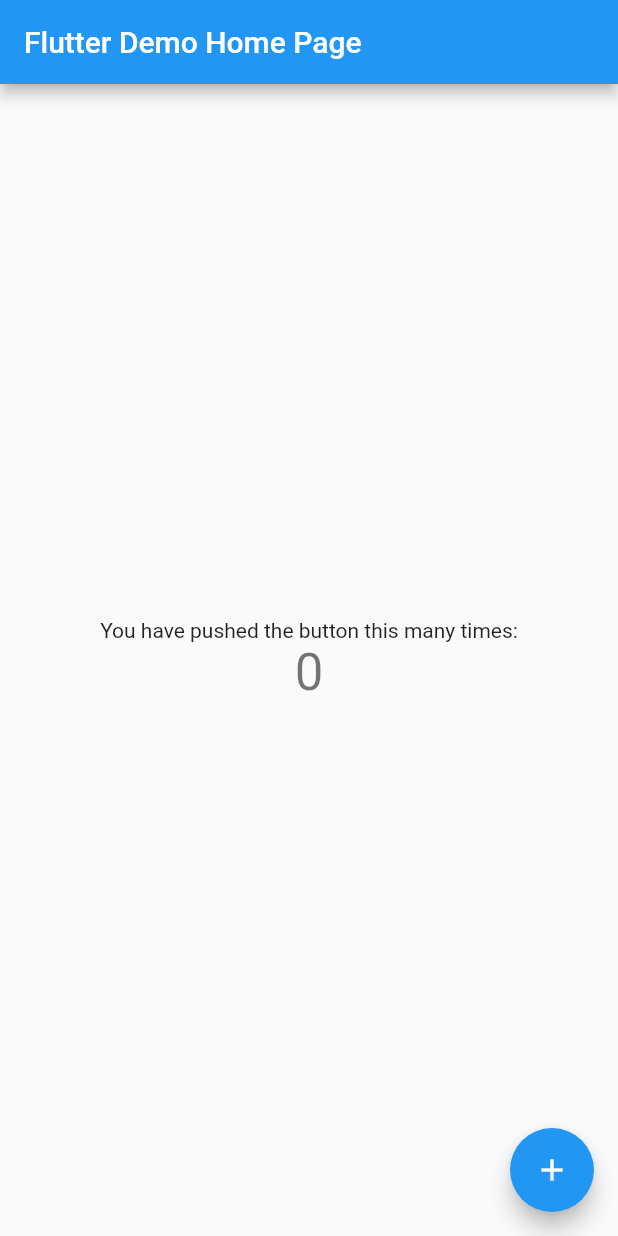
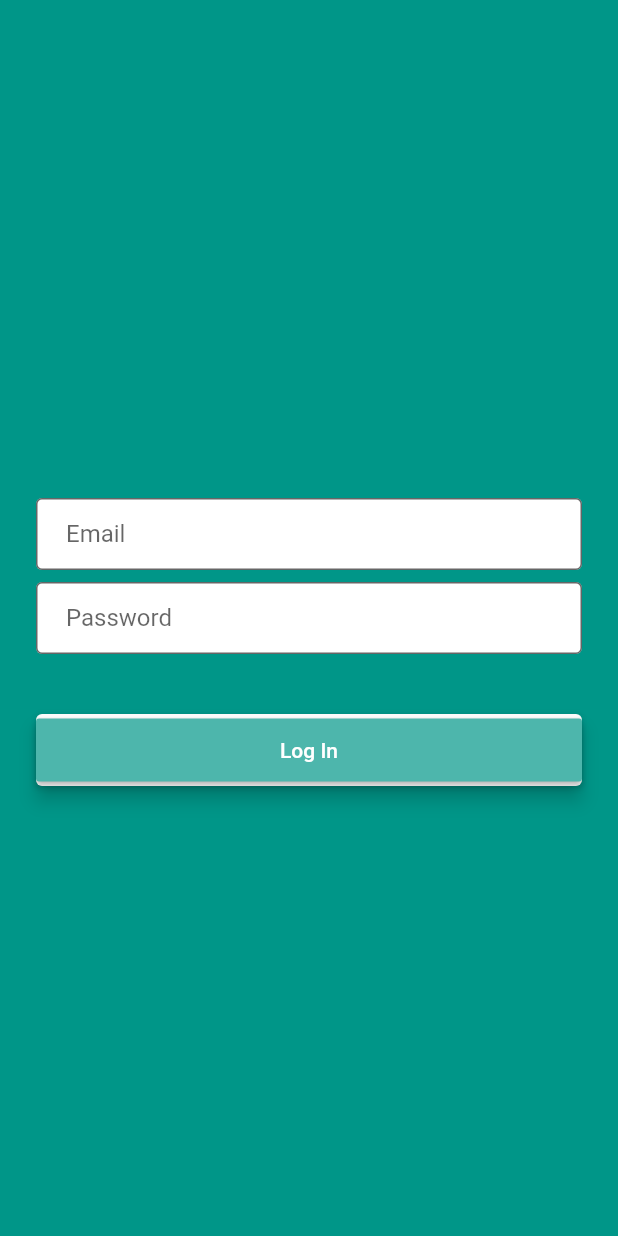
Before and after one commit to rajadain/mmw-flutter, a Flutter app: the screen it shows after launch, on a phone screen of 412 x 824 dp. Run offline on Flutter 3.47's test engine with Material 2 defaults, Android fonts, the phone set to English and light mode, and no system bars.

Commit message:
Add basic login page
With email, password text fields, and a log in button.
Ideas taken from https://github.com/putraxor/flutter-login-ui

Closes #1

```diff
--- /dev/null
+++ b/lib/login_page.dart
@@ -0,0 +1,67 @@
+import 'package:flutter/material.dart';
+
+class LoginPage extends StatelessWidget {
+  @override
+  Widget build(BuildContext context) {
+    final email = TextFormField(
+      keyboardType: TextInputType.emailAddress,
+      autofocus: false,
+      decoration: InputDecoration(
+        filled: true,
+        fillColor: Colors.white,
+        hintText: 'Email',
+        contentPadding: EdgeInsets.symmetric(vertical: 10.0, horizontal: 20.0),
+        border: OutlineInputBorder(),
+      ),
+    );
+
+    final password = TextFormField(
+      autofocus: false,
+      obscureText: true,
+      decoration: InputDecoration(
+        filled: true,
+        fillColor: Colors.white,
+        hintText: 'Password',
+        contentPadding: EdgeInsets.symmetric(vertical: 10.0, horizontal: 20.0),
+        border: OutlineInputBorder(),
+      ),
+    );
+
+    final loginButton = Padding(
+      padding: EdgeInsets.symmetric(vertical: 16.0),
+      child: Material(
+        borderRadius: BorderRadius.circular(4.0),
+        shadowColor: Colors.teal.shade500,
+        elevation: 5.0,
+        child: MaterialButton(
+          minWidth: 200.0,
+          height: 42.0,
+          onPressed: () {},
+          color: Colors.teal.shade300,
+          child: Text(
+            'Log In',
+            style: TextStyle(color: Colors.white),
+          ),
+        ),
+      ),
+    );
+
+    return Scaffold(
+      backgroundColor: Colors.teal,
+      body: Center(
+        child: ListView(
+          shrinkWrap: true,
+          padding: EdgeInsets.only(left: 24.0, right: 24.0),
+          children: <Widget>[
+            SizedBox(height: 48.0),
+            email,
+            SizedBox(height: 8.0),
+            password,
+            SizedBox(height: 24.0),
+            loginButton,
+          ],
+        ),
+      ),
+    );
+  }
+}
--- a/lib/main.dart
+++ b/lib/main.dart
@@ -1,109 +1,18 @@
 import 'package:flutter/material.dart';
+
+import 'login_page.dart';
 
 void main() => runApp(new MyApp());
 
 class MyApp extends StatelessWidget {
-  // This widget is the root of your application.
   @override
   Widget build(BuildContext context) {
     return new MaterialApp(
-      title: 'Flutter Demo',
+      title: 'MMW Flutter',
       theme: new ThemeData(
-        // This is the theme of your application.
-        //
-        // Try running your application with "flutter run". You'll see the
-        // application has a blue toolbar. Then, without quitting the app, try
-        // changing the primarySwatch below to Colors.green and then invoke
-        // "hot reload" (press "r" in the console where you ran "flutter run",
-        // or press Run > Flutter Hot Reload in IntelliJ). Notice that the
-        // counter didn't reset back to zero; the application is not restarted.
-        primarySwatch: Colors.blue,
+        primarySwatch: Colors.teal,
       ),
-      home: new MyHomePage(title: 'Flutter Demo Home Page'),
+      home: LoginPage(),
     );
   }
 }
-
-class MyHomePage extends StatefulWidget {
-  MyHomePage({Key key, this.title}) : super(key: key);
-
-  // This widget is the home page of your application. It is stateful, meaning
-  // that it has a State object (defined below) that contains fields that affect
-  // how it looks.
-
-  // This class is the configuration for the state. It holds the values (in this
-  // case the title) provided by the parent (in this case the App widget) and
-  // used by the build method of the State. Fields in a Widget subclass are
-  // always marked "final".
-
-  final String title;
-
-  @override
-  _MyHomePageState createState() => new _MyHomePageState();
-}
-
-class _MyHomePageState extends State<MyHomePage> {
-  int _counter = 0;
-
-  void _incrementCounter() {
-    setState(() {
-      // This call to setState tells the Flutter framework that something has
-      // changed in this State, which causes it to rerun the build method below
-      // so that the display can reflect the updated values. If we changed
-      // _counter without calling setState(), then the build method would not be
-      // called again, and so nothing would appear to happen.
-      _counter++;
-    });
-  }
-
-  @override
-  Widget build(BuildContext context) {
-    // This method is rerun every time setState is called, for instance as done
-    // by the _incrementCounter method above.
-    //
-    // The Flutter framework has been optimized to make rerunning build methods
-    // fast, so that you can just rebuild anything that needs updating rather
-    // than having to individually change instances of widgets.
-    return new Scaffold(
-      appBar: new AppBar(
-        // Here we take the value from the MyHomePage object that was created by
-        // the App.build method, and use it to set our appbar title.
-        title: new Text(widget.title),
-      ),
-      body: new Center(
-        // Center is a layout widget. It takes a single child and positions it
-        // in the middle of the parent.
-        child: new Column(
-          // Column is also layout widget. It takes a list of children and
-          // arranges them vertically. By default, it sizes itself to fit its
-          // children horizontally, and tries to be as tall as its parent.
-          //
-          // Invoke "debug paint" (press "p" in the console where you ran
-          // "flutter run", or select "Toggle Debug Paint" from the Flutter tool
-          // window in IntelliJ) to see the wireframe for each widget.
-          //
-          // Column has various properties to control how it sizes itself and
-          // how it positions its children. Here we use mainAxisAlignment to
-          // center the children vertically; the main axis here is the vertical
-          // axis because Columns are vertical (the cross axis would be
-          // horizontal).
-          mainAxisAlignment: MainAxisAlignment.center,
-          children: <Widget>[
-            new Text(
-              'You have pushed the button this many times:',
-            ),
-            new Text(
-              '$_counter',
-              style: Theme.of(context).textTheme.display1,
-            ),
-          ],
-        ),
-      ),
-      floatingActionButton: new FloatingActionButton(
-        onPressed: _incrementCounter,
-        tooltip: 'Increment',
-        child: new Icon(Icons.add),
-      ), // This trailing comma makes auto-formatting nicer for build methods.
-    );
-  }
-}
```
